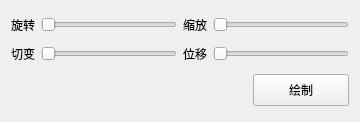
Before: the Qt Designer form DisposeAbstract/DisposeIMG/ui/ControlFrame.ui in 3548848289/UniFileHub, drawn with Qt 5.
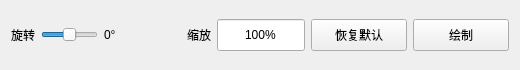
After: the same form once the commit is applied.

Diff of the .ui file:
```diff
--- a/DisposeAbstract/DisposeIMG/ui/ControlFrame.ui
+++ b/DisposeAbstract/DisposeIMG/ui/ControlFrame.ui
@@ -6,118 +6,130 @@
    <rect>
     <x>0</x>
     <y>0</y>
-    <width>360</width>
-    <height>122</height>
+    <width>520</width>
+    <height>70</height>
    </rect>
   </property>
   <property name="windowTitle">
    <string>Form</string>
   </property>
-  <layout class="QGridLayout" name="gridLayout_2">
-   <item row="0" column="0">
+  <layout class="QHBoxLayout" name="horizontalLayout">
+   <item>
     <widget class="QLabel" name="label_1">
      <property name="text">
       <string>旋转</string>
      </property>
     </widget>
    </item>
-   <item row="0" column="1">
+   <item>
     <widget class="QSlider" name="rotateSlider">
+     <property name="minimum">
+      <number>-360</number>
+     </property>
      <property name="maximum">
       <number>360</number>
      </property>
+     <property name="value">
+      <number>0</number>
+     </property>
      <property name="orientation">
       <enum>Qt::Orientation::Horizontal</enum>
      </property>
     </widget>
    </item>
-   <item row="0" column="2">
+   <item>
+    <widget class="QLabel" name="rotateValueLabel">
+     <property name="minimumSize">
+      <size>
+       <width>64</width>
+       <height>0</height>
+      </size>
+     </property>
+     <property name="maximumSize">
+      <size>
+       <width>10</width>
+       <height>16777215</height>
+      </size>
+     </property>
+     <property name="text">
+      <string>0°</string>
+     </property>
+     <property name="alignment">
+      <set>Qt::AlignmentFlag::AlignLeading|Qt::AlignmentFlag::AlignLeft|Qt::AlignmentFlag::AlignVCenter</set>
+     </property>
+    </widget>
+   </item>
+   <item>
+    <spacer name="horizontalSpacer">
+     <property name="orientation">
+      <enum>Qt::Orientation::Horizontal</enum>
+     </property>
+     <property name="sizeHint" stdset="0">
+      <size>
+       <width>40</width>
+       <height>20</height>
+      </size>
+     </property>
+    </spacer>
+   </item>
+   <item>
     <widget class="QLabel" name="label_4">
      <property name="text">
       <string>缩放</string>
      </property>
     </widget>
    </item>
-   <item row="0" column="3">
-    <widget class="QSlider" name="scaleSlider">
-     <property name="maximum">
-      <number>100</number>
+   <item>
+    <widget class="QLineEdit" name="scaleEdit">
+     <property name="minimumSize">
+      <size>
+       <width>88</width>
+       <height>32</height>
+      </size>
      </property>
-     <property name="singleStep">
-      <number>1</number>
+     <property name="maximumSize">
+      <size>
+       <width>88</width>
+       <height>16777215</height>
+      </size>
      </property>
-     <property name="orientation">
-      <enum>Qt::Orientation::Horizontal</enum>
-     </property>
-    </widget>
-   </item>
-   <item row="1" column="0">
-    <widget class="QLabel" name="label_3">
      <property name="text">
-      <string>切变</string>
+      <string>100%</string>
      </property>
-    </widget>
-   </item>
-   <item row="1" column="1">
-    <widget class="QSlider" name="shearSlider">
-     <property name="maximum">
-      <number>20</number>
+     <property name="alignment">
+      <set>Qt::AlignmentFlag::AlignCenter</set>
      </property>
-     <property name="orientation">
-      <enum>Qt::Orientation::Horizontal</enum>
-     </property>
     </widget>
    </item>
-   <item row="1" column="2">
-    <widget class="QLabel" name="label_2">
+   <item>
+    <widget class="QPushButton" name="resetButton">
+     <property name="minimumSize">
+      <size>
+       <width>96</width>
+       <height>32</height>
+      </size>
+     </property>
      <property name="text">
-      <string>位移</string>
+      <string>恢复默认</string>
      </property>
     </widget>
    </item>
-   <item row="1" column="3">
-    <widget class="QSlider" name="translateSlider">
-     <property name="maximum">
-      <number>100</number>
+   <item>
+    <widget class="QPushButton" name="drawButton">
+     <property name="minimumSize">
+      <size>
+       <width>96</width>
+       <height>32</height>
+      </size>
      </property>
-     <property name="orientation">
-      <enum>Qt::Orientation::Horizontal</enum>
+     <property name="text">
+      <string>绘制</string>
      </property>
+     <property name="checkable">
+      <bool>true</bool>
+     </property>
     </widget>
    </item>
-   <item row="2" column="0" colspan="4">
-    <layout class="QHBoxLayout" name="drawButtonLayout">
-     <item>
-      <spacer name="horizontalSpacer">
-       <property name="orientation">
-        <enum>Qt::Horizontal</enum>
-       </property>
-       <property name="sizeHint" stdset="0">
-        <size>
-         <width>40</width>
-         <height>20</height>
-        </size>
-       </property>
-      </spacer>
-     </item>
-     <item>
-      <widget class="QPushButton" name="drawButton">
-       <property name="minimumSize">
-        <size>
-         <width>96</width>
-         <height>32</height>
-        </size>
-       </property>
-       <property name="text">
-        <string>绘制</string>
-       </property>
-       <property name="checkable">
-        <bool>true</bool>
-       </property>
-      </widget>
-     </item>
-    </layout>
-   </item>
   </layout>
  </widget>
  <tabstops>
```
Left out of the diff: 5 changed lines with no effect on the pictures.
